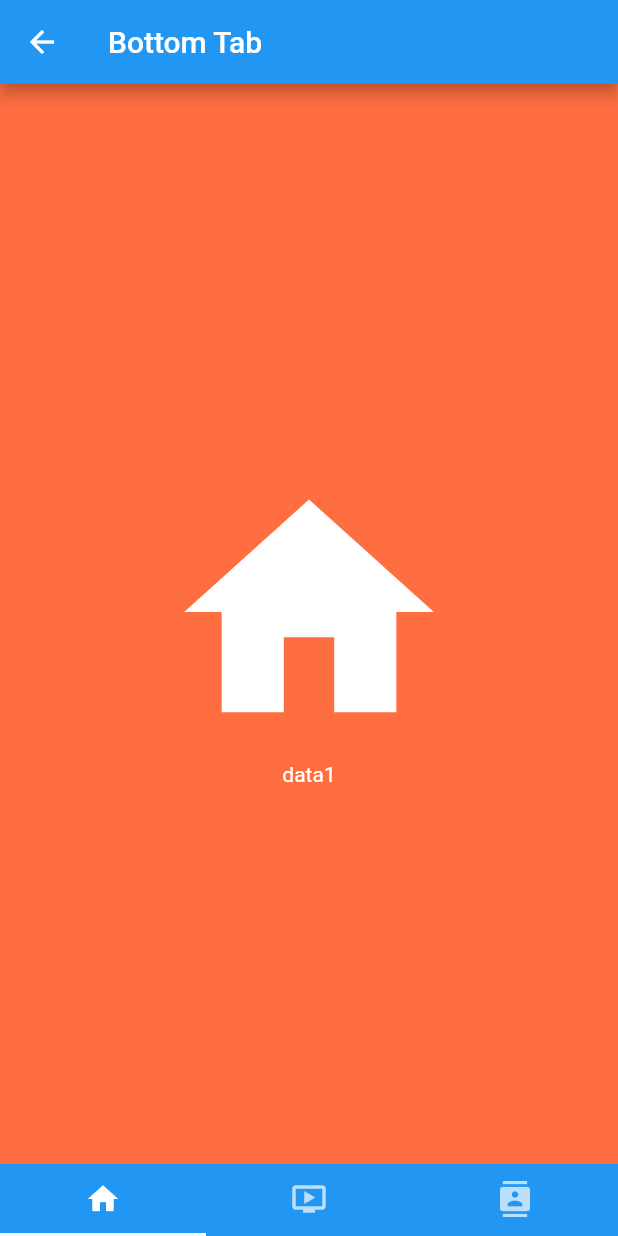
After one commit to guillermoherrera/flutterCompnents, a Flutter app: the BottomTabPage screen opened by its route, on a phone screen of 412 x 824 dp. The commit adds this screen. Run offline on Flutter 3.47's test engine with Material 2 defaults, Android fonts, the phone set to English and light mode, and no system bars.

Commit message:
mas componentes

```diff
--- /dev/null
+++ b/lib/src/pages/bottom_tab_page.dart
@@ -0,0 +1,66 @@
+import 'package:flutter/material.dart';
+
+import 'package:componentes/src/pages/tap_page1.dart';
+import 'package:componentes/src/pages/tap_page2.dart';
+import 'package:componentes/src/pages/tap_page3.dart';
+
+class BottomTabPage extends StatefulWidget {
+  @override
+  _BottomTabPageState createState() => _BottomTabPageState();
+}
+
+class _BottomTabPageState extends State<BottomTabPage> with SingleTickerProviderStateMixin {
+  TabController _tabController;
+
+  @override
+  void initState() {
+    super.initState();
+    _tabController = TabController(length: 3, vsync: this);
+  }
+
+  @override
+  Widget build(BuildContext context) {
+    return Scaffold(
+      appBar: AppBar(
+        title: Text('Bottom Tab')
+      ),
+      body: _createTabView(),
+      bottomNavigationBar: _createBottomTab(),
+    );
+  }
+
+  Widget _createBottomTab() {
+    return Material(
+      color: Colors.blue,
+      child: TabBar(
+        controller: _tabController,
+        tabs: _createTabs()
+      ),
+    );
+  }
+
+  List<Widget> _createTabs() {
+    return [
+      Tab(
+        icon: Icon(Icons.home)
+      ),
+      Tab(
+        icon: Icon(Icons.ondemand_video)
+      ),
+      Tab(
+        icon: Icon(Icons.contacts)
+      )
+    ];
+  }
+
+  Widget _createTabView() {
+    return TabBarView(
+      children: [
+        TapPage1(),
+        TapPage2(),
+        TapPage3()
+      ],
+      controller: _tabController,
+    );
+  }
+}
--- /dev/null
+++ b/lib/src/pages/tap_page1.dart
@@ -0,0 +1,17 @@
+import 'package:flutter/material.dart';
+
+class TapPage1 extends StatelessWidget {
+  @override
+  Widget build(BuildContext context) {
+    return Container(
+      child: Column(
+        mainAxisAlignment: MainAxisAlignment.center,
+        children: <Widget>[
+          Icon(Icons.home, size: 200.0, color: Colors.white,),
+          Text('data1', style:  TextStyle(color: Colors.white),)
+        ],
+      ),
+      color: Colors.deepOrangeAccent,
+    );
+  }
+}
--- a/lib/src/utils/icono_string_util.dart
+++ b/lib/src/utils/icono_string_util.dart
@@ -7,7 +7,12 @@ final _icons = <String, IconData>{
     'donut_large': Icons.donut_large,
     'input': Icons.input,
     'slider': Icons.tune,
-    'list': Icons.list
+    'list': Icons.list,
+    'steper' : Icons.directions_walk,
+    'tab': Icons.touch_app,
+    'bottomtab': Icons.tab,
+    'drawer': Icons.menu,
+    'snackbar': Icons.message
 };
 
 Icon getIcon(String icon){
```
Also changed, not shown: data/menu_opts.json (+26 -0 lines), lib/src/pages/drawer_page.dart (added, +59 -0 lines), lib/src/pages/snackbar_page.dart (added, +45 -0 lines), lib/src/pages/steper_page.dart (added, +52 -0 lines), lib/src/pages/tap_page.dart (added, +59 -0 lines), lib/src/pages/tap_page2.dart (added, +17 -0 lines), lib/src/pages/tap_page3.dart (added, +17 -0 lines), lib/src/routes/routes.dart (+11 -1 lines).
